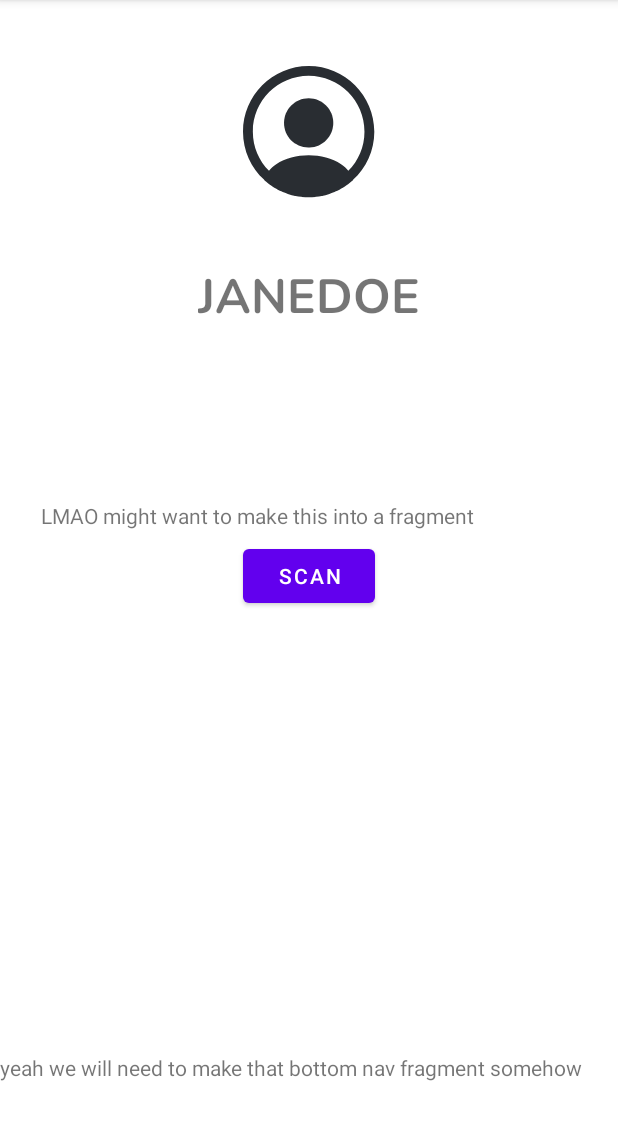
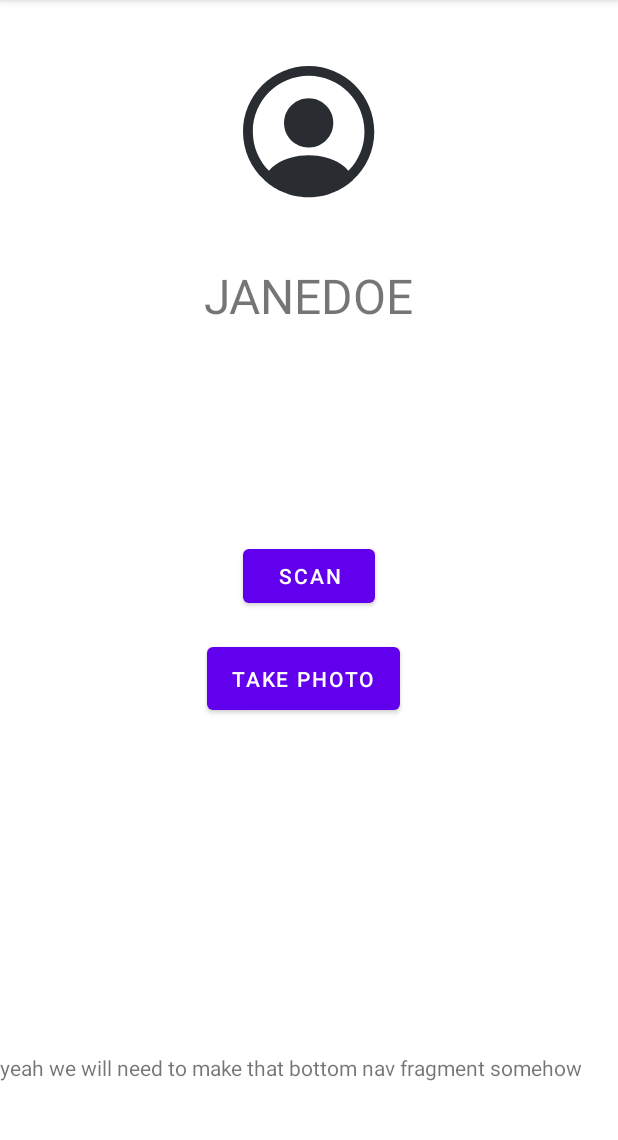
Before and after one commit to CMPUT301W23T30/copilot-worship, an Android app: the screen it shows after launch (MainActivity), on a phone screen of 412 x 824 dp, the part 84-1224 px from its top. Run offline under Robolectric (Android 15) with nearby library versions, the phone set to English and light mode, and no system bars; our stand-ins replace Firebase (no records; nobody signed in at launch, a user with empty details on screens opened directly); libraries missing offline, so code that uses them is left out: com.journeyapps.barcodescanner.

Commit message:
Added taking photos, can not store them yet, at March 6th

```diff
--- a/QRhunter/app/src/main/AndroidManifest.xml
+++ b/QRhunter/app/src/main/AndroidManifest.xml
@@ -2,7 +2,7 @@
 <manifest xmlns:android="http://schemas.android.com/apk/res/android"
           xmlns:tools="http://schemas.android.com/tools">
 
-    <uses-permission android:name="android.permission.CAMERA"/>
+    <uses-permission android:name="android.permission.CAMERA" />
 
     <application
             android:allowBackup="true"
--- a/QRhunter/app/src/main/res/layout/activity_main.xml
+++ b/QRhunter/app/src/main/res/layout/activity_main.xml
@@ -6,11 +6,55 @@
         android:layout_width="match_parent"
         android:layout_height="match_parent"
         tools:context=".MainActivity">
+
+    <RelativeLayout
+        android:id="@+id/relativeLayout"
+        android:layout_width="match_parent"
+        android:layout_height="match_parent"
+        tools:context=".MainActivity">
+
+        <Button
+            android:id="@+id/Scan_Button"
+            android:layout_width="wrap_content"
+            android:layout_height="wrap_content"
+            android:layout_centerInParent="true"
+            android:text="Scan" />
+
+        <ImageView
+            android:id="@+id/imageView"
+            android:layout_width="157dp"
+            android:layout_height="152dp"
+            android:layout_alignStart="@+id/Photo_Button"
+            android:layout_alignTop="@+id/Scan_Button"
+            android:layout_alignEnd="@+id/Photo_Button"
+            android:layout_alignBottom="@+id/Photo_Button"
+            android:layout_marginStart="-10dp"
+            android:layout_marginTop="129dp"
+            android:layout_marginEnd="-19dp"
+            android:layout_marginBottom="-163dp"
+            tools:srcCompat="@tools:sample/avatars" />
+
+        <Button
+            android:id="@+id/Photo_Button"
+            android:layout_width="wrap_content"
+            android:layout_height="wrap_content"
+            android:layout_above="@+id/Scan_Button"
+            android:layout_below="@+id/Scan_Button"
+            android:layout_alignParentStart="true"
+            android:layout_alignParentEnd="true"
+            android:layout_marginStart="138dp"
+            android:layout_marginTop="17dp"
+            android:layout_marginEnd="145dp"
+            android:layout_marginBottom="-119dp"
+            android:text="Take Photo" />
+
+    </RelativeLayout>
+
     <TextView
             android:layout_width="wrap_content"
             android:layout_height="wrap_content"
             android:text="JANEDOE"
-            android:fontFamily="@font/nunito_bold"
+
             android:textSize="32dp" android:textAlignment="viewStart"
             app:layout_constraintStart_toStartOf="parent"
             app:layout_constraintEnd_toEndOf="parent"
@@ -20,48 +64,10 @@
     <ImageView
             android:layout_width="wrap_content"
             android:layout_height="wrap_content" app:srcCompat="@drawable/_icon__profile_circle_"
-            android:id="@+id/default_profile_icon"
+            android:id="@+id/profile_icon"
             app:layout_constraintStart_toStartOf="parent" app:layout_constraintEnd_toEndOf="parent"
             app:layout_constraintBottom_toTopOf="@+id/user_name" app:layout_constraintTop_toTopOf="parent"/>
-    <LinearLayout
-            android:orientation="vertical"
-            android:layout_width="match_parent"
-            android:layout_height="wrap_content"
-            app:layout_constraintEnd_toEndOf="parent" app:layout_constraintStart_toStartOf="parent"
-            app:layout_constraintTop_toBottomOf="@+id/user_name" app:layout_constraintBottom_toBottomOf="parent"
-            app:layout_constraintVertical_bias="0.183"
-            android:id="@+id/linearLayout">
 
-        <TextView
-                android:layout_width="match_parent"
-                android:layout_height="wrap_content"
-                android:layout_margin="27dp"
-                android:id="@+id/user_total_score"
-                android:text="LMAO might want to make this into a fragment">
-
-        </TextView>
-
-        <ListView
-                android:layout_width="match_parent"
-                android:layout_height="wrap_content"
-                android:id="@+id/user_stats_display">
-
-        </ListView>
-    </LinearLayout>
-    <RelativeLayout xmlns:android="http://schemas.android.com/apk/res/android"
-        xmlns:app="http://schemas.android.com/apk/res-auto"
-        xmlns:tools="http://schemas.android.com/tools"
-        android:layout_width="match_parent"
-        android:layout_height="match_parent"
-        tools:context=".MainActivity">
-
-        <Button
-            android:id="@+id/Scan_Button"
-            android:layout_width="wrap_content"
-            android:layout_height="wrap_content"
-            android:text="Scan"
-            android:layout_centerInParent="true"/>
-    </RelativeLayout>
     <TextView
             android:text="yeah we will need to make that bottom nav fragment somehow"
             android:layout_width="match_parent"
```
Also changed, not shown: QRhunter/app/src/main/java/com/example/qrhunter/Database.java (deleted, +0 -159 lines), QRhunter/app/src/main/java/com/example/qrhunter/MainActivity.java (+72 -1 lines), QRhunter/app/src/main/java/com/example/qrhunter/Player.java (deleted, +0 -57 lines), QRhunter/app/src/main/java/com/example/qrhunter/QRCode.java (+4 -9 lines), 1 other file.
